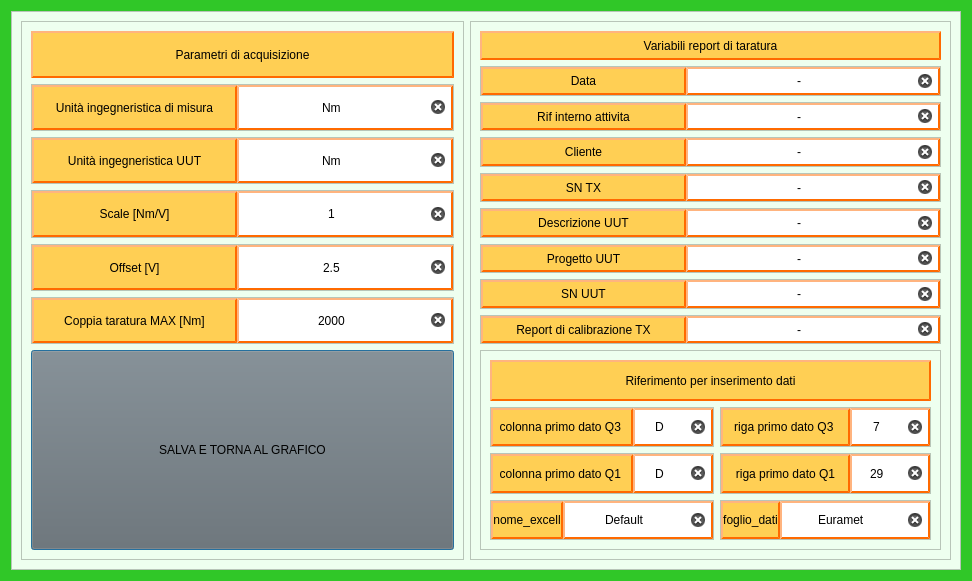
Before: the Qt Designer form Qt Creator/Dialog_xlxs_euramet.ui in Mixer97/tesi_triennale, drawn with Qt 5.
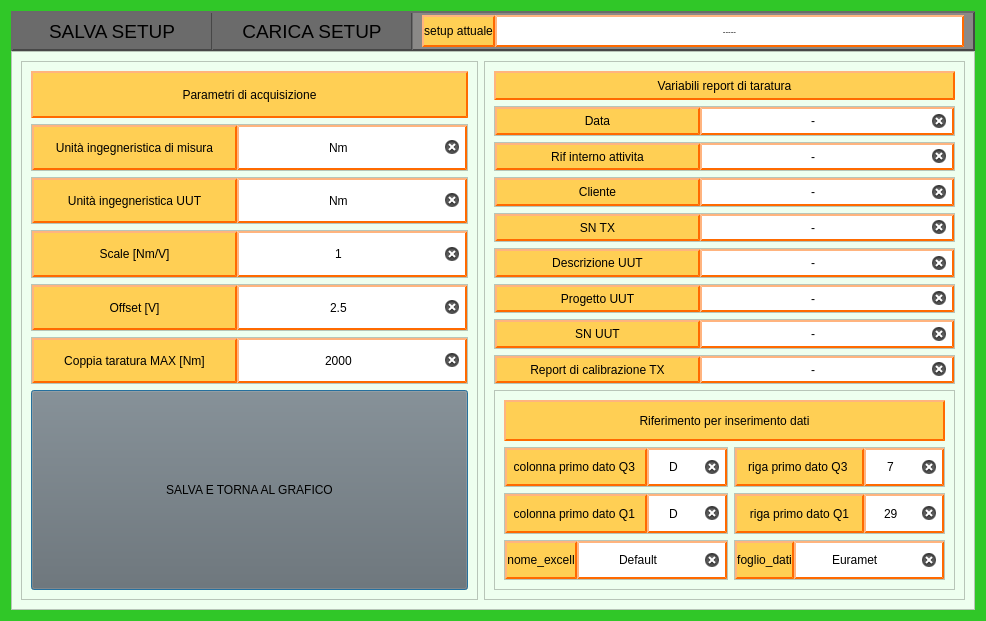
After: the same form once the commit is applied.

```diff
--- a/Qt Creator/Dialog_xlxs_euramet.ui
+++ b/Qt Creator/Dialog_xlxs_euramet.ui
@@ -6,8 +6,8 @@
    <rect>
     <x>0</x>
     <y>0</y>
-    <width>972</width>
-    <height>581</height>
+    <width>986</width>
+    <height>621</height>
    </rect>
   </property>
   <property name="windowTitle">
@@ -17,7 +17,10 @@
    <string notr="true">background-color: rgb(48, 199, 40);</string>
   </property>
   <layout class="QGridLayout" name="gridLayout">
-   <item row="0" column="1">
+   <property name="verticalSpacing">
+    <number>0</number>
+   </property>
+   <item row="1" column="1">
     <widget class="QFrame" name="frame">
      <property name="styleSheet">
       <string notr="true">background-color: rgb(238, 255, 239);</string>
@@ -29,492 +32,7 @@
       <enum>QFrame::Raised</enum>
      </property>
      <layout class="QGridLayout" name="gridLayout_2">
-      <item row="0" column="0">
-       <widget class="QFrame" name="frame_2">
-        <property name="frameShape">
-         <enum>QFrame::StyledPanel</enum>
-        </property>
-        <property name="frameShadow">
-         <enum>QFrame::Raised</enum>
-        </property>
-        <layout class="QVBoxLayout" name="verticalLayout">
-         <item>
-          <widget class="QLabel" name="label">
-           <property name="styleSheet">
-            <string notr="true">QLabel{
-	background-color:rgb(255, 207, 84); 
-	border-style: outset;
-    border-width: 2px;
-    border-color: rgb(255, 106, 0);
-	border-radius: 0px;
-	color: rgb(0,0,0);
-}
-</string>
-           </property>
-           <property name="text">
-            <string>Parametri di acquisizione</string>
-           </property>
-           <property name="alignment">
-            <set>Qt::AlignCenter</set>
-           </property>
-          </widget>
-         </item>
-         <item>
-          <widget class="QFrame" name="frame_4">
-           <property name="frameShape">
-            <enum>QFrame::StyledPanel</enum>
-           </property>
-           <property name="frameShadow">
-            <enum>QFrame::Raised</enum>
-           </property>
-           <layout class="QHBoxLayout" name="horizontalLayout_2">
-            <property name="spacing">
-             <number>0</number>
-            </property>
-            <property name="leftMargin">
-             <number>0</number>
-            </property>
-            <property name="topMargin">
-             <number>0</number>
-            </property>
-            <property name="rightMargin">
-             <number>0</number>
-            </property>
-            <property name="bottomMargin">
-             <number>0</number>
-            </property>
-            <item>
-             <widget class="QLabel" name="label_unita_ingegneristica_di_misura">
-              <property name="minimumSize">
-               <size>
-                <width>205</width>
-                <height>0</height>
-               </size>
-              </property>
-              <property name="styleSheet">
-               <string notr="true">QLabel{
-	background-color:rgb(255, 207, 84); 
-	border-style: outset;
-    border-width: 2px;
-    border-color: rgb(255, 106, 0);
-	border-radius: 0px;
-	color: rgb(0,0,0);
-}
-</string>
-              </property>
-              <property name="text">
-               <string>Unità ingegneristica di misura</string>
-              </property>
-              <property name="alignment">
-               <set>Qt::AlignCenter</set>
-              </property>
-             </widget>
-            </item>
-            <item>
-             <widget class="QLineEdit" name="lineEdit_unita_ingegneristica_di_misura">
-              <property name="sizePolicy">
-               <sizepolicy hsizetype="Expanding" vsizetype="Preferred">
-                <horstretch>0</horstretch>
-                <verstretch>0</verstretch>
-               </sizepolicy>
-              </property>
-              <property name="styleSheet">
-               <string notr="true">QWidget{
-	background-color:rgb(255, 255, 255); 
-	border-style: outset;
-    border-width: 2px;
-    border-color: rgb(255, 106, 0);
-	border-radius: 0px;
-	color: rgb(0,0,0);
-}</string>
-              </property>
-              <property name="text">
-               <string>Nm</string>
-              </property>
-              <property name="alignment">
-               <set>Qt::AlignCenter</set>
-              </property>
-              <property name="clearButtonEnabled">
-               <bool>true</bool>
-              </property>
-             </widget>
-            </item>
-           </layout>
-          </widget>
-         </item>
-         <item>
-          <widget class="QFrame" name="frame_5">
-           <property name="frameShape">
-            <enum>QFrame::StyledPanel</enum>
-           </property>
-           <property name="frameShadow">
-            <enum>QFrame::Raised</enum>
-           </property>
-           <layout class="QHBoxLayout" name="horizontalLayout_3">
-            <property name="spacing">
-             <number>0</number>
-            </property>
-            <property name="leftMargin">
-             <number>0</number>
-            </property>
-            <property name="topMargin">
-             <number>0</number>
-            </property>
-            <property name="rightMargin">
-             <number>0</number>
-            </property>
-            <property name="bottomMargin">
-             <number>0</number>
-            </property>
-            <item>
-             <widget class="QLabel" name="label_unita_ingegneristica_UUT">
-              <property name="minimumSize">
-               <size>
-                <width>205</width>
-                <height>0</height>
-               </size>
-              </property>
-              <property name="styleSheet">
-               <string notr="true">QLabel{
-	background-color:rgb(255, 207, 84); 
-	border-style: outset;
-    border-width: 2px;
-    border-color: rgb(255, 106, 0);
-	border-radius: 0px;
-	color: rgb(0,0,0);
-}
-</string>
-              </property>
-              <property name="text">
-               <string>Unità ingegneristica UUT</string>
-              </property>
-              <property name="alignment">
-               <set>Qt::AlignCenter</set>
-              </property>
-             </widget>
-            </item>
-            <item>
-             <widget class="QLineEdit" name="lineEdit_unita_ingegneristica_UUT">
-              <property name="sizePolicy">
-               <sizepolicy hsizetype="Expanding" vsizetype="Preferred">
-                <horstretch>0</horstretch>
-                <verstretch>0</verstretch>
-               </sizepolicy>
-              </property>
-              <property name="styleSheet">
-               <string notr="true">QWidget{
-	background-color:rgb(255, 255, 255); 
-	border-style: outset;
-    border-width: 2px;
-    border-color: rgb(255, 106, 0);
-	border-radius: 0px;
-	color: rgb(0,0,0);
-}</string>
-              </property>
-              <property name="text">
-               <string>Nm</string>
-              </property>
-              <property name="alignment">
-               <set>Qt::AlignCenter</set>
-              </property>
-              <property name="clearButtonEnabled">
-               <bool>true</bool>
-              </property>
-             </widget>
-            </item>
-           </layout>
-          </widget>
-         </item>
-         <item>
-          <widget class="QFrame" name="frame_6">
-           <property name="frameShape">
-            <enum>QFrame::StyledPanel</enum>
-           </property>
-           <property name="frameShadow">
-            <enum>QFrame::Raised</enum>
-           </property>
-           <layout class="QHBoxLayout" name="horizontalLayout_4">
-            <property name="spacing">
-             <number>0</number>
-            </property>
-            <property name="leftMargin">
-             <number>0</number>
-            </property>
-            <property name="topMargin">
-             <number>0</number>
-            </property>
-            <property name="rightMargin">
-             <number>0</number>
-            </property>
-            <property name="bottomMargin">
-             <number>0</number>
-            </property>
-            <item>
-             <widget class="QLabel" name="label_scale">
-              <property name="minimumSize">
-               <size>
-                <width>205</width>
-                <height>0</height>
-               </size>
-              </property>
-              <property name="styleSheet">
-               <string notr="true">QLabel{
-	background-color:rgb(255, 207, 84); 
-	border-style: outset;
-    border-width: 2px;
-    border-color: rgb(255, 106, 0);
-	border-radius: 0px;
-	color: rgb(0,0,0);
-}
-</string>
-              </property>
-              <property name="text">
-               <string>Scale [Nm/V]</string>
-              </property>
-              <property name="alignment">
-               <set>Qt::AlignCenter</set>
-              </property>
-             </widget>
-            </item>
-            <item>
-             <widget class="QLineEdit" name="lineEdit_scale">
-              <property name="sizePolicy">
-               <sizepolicy hsizetype="Expanding" vsizetype="Preferred">
-                <horstretch>0</horstretch>
-                <verstretch>0</verstretch>
-               </sizepolicy>
-              </property>
-              <property name="styleSheet">
-               <string notr="true">QWidget{
-	background-color:rgb(255, 255, 255); 
-	border-style: outset;
-    border-width: 2px;
-    border-color: rgb(255, 106, 0);
-	border-radius: 0px;
-	color: rgb(0,0,0);
-}</string>
-              </property>
-              <property name="text">
-               <string>1</string>
-              </property>
-              <property name="alignment">
-               <set>Qt::AlignCenter</set>
-              </property>
-              <property name="clearButtonEnabled">
-               <bool>true</bool>
-              </property>
-             </widget>
-            </item>
-           </layout>
-          </widget>
-         </item>
-         <item>
-          <widget class="QFrame" name="frame_7">
-           <property name="frameShape">
-            <enum>QFrame::StyledPanel</enum>
-           </property>
-           <property name="frameShadow">
-            <enum>QFrame::Raised</enum>
-           </property>
-           <layout class="QHBoxLayout" name="horizontalLayout_5">
-            <property name="spacing">
-             <number>0</number>
-            </property>
-            <property name="leftMargin">
-             <number>0</number>
-            </property>
-            <property name="topMargin">
-             <number>0</number>
-            </property>
-            <property name="rightMargin">
-             <number>0</number>
-            </property>
-            <property name="bottomMargin">
-             <number>0</number>
-            </property>
-            <item>
-             <widget class="QLabel" name="label_offset">
-              <property name="minimumSize">
-               <size>
-                <width>205</width>
-                <height>0</height>
-               </size>
-              </property>
-              <property name="styleSheet">
-               <string notr="true">QLabel{
-	background-color:rgb(255, 207, 84); 
-	border-style: outset;
-    border-width: 2px;
-    border-color: rgb(255, 106, 0);
-	border-radius: 0px;
-	color: rgb(0,0,0);
-}
-</string>
-              </property>
-              <property name="text">
-               <string>Offset [V]</string>
-              </property>
-              <property name="alignment">
-               <set>Qt::AlignCenter</set>
-              </property>
-             </widget>
-            </item>
-            <item>
-             <widget class="QLineEdit" name="lineEdit_offset">
-              <property name="sizePolicy">
-               <sizepolicy hsizetype="Expanding" vsizetype="Preferred">
-                <horstretch>0</horstretch>
-                <verstretch>0</verstretch>
-               </sizepolicy>
-              </property>
-              <property name="styleSheet">
-               <string notr="true">QWidget{
-	background-color:rgb(255, 255, 255); 
-	border-style: outset;
-    border-width: 2px;
-    border-color: rgb(255, 106, 0);
-	border-radius: 0px;
-	color: rgb(0,0,0);
-}</string>
-              </property>
-              <property name="text">
-               <string>2.5</string>
-              </property>
-              <property name="alignment">
-               <set>Qt::AlignCenter</set>
-              </property>
-              <property name="clearButtonEnabled">
-               <bool>true</bool>
-              </property>
-             </widget>
-            </item>
-           </layout>
-          </widget>
-         </item>
-         <item>
-          <widget class="QFrame" name="frame_8">
-           <property name="frameShape">
-            <enum>QFrame::StyledPanel</enum>
-           </property>
-           <property name="frameShadow">
-            <enum>QFrame::Raised</enum>
-           </property>
-           <layout class="QHBoxLayout" name="horizontalLayout_6">
-            <property name="spacing">
-             <number>0</number>
-            </property>
-            <property name="leftMargin">
-             <number>0</number>
-            </property>
-            <property name="topMargin">
-             <number>0</number>
-            </property>
-            <property name="rightMargin">
-             <number>0</number>
-            </property>
-            <property name="bottomMargin">
-             <number>0</number>
-            </property>
-            <item>
-             <widget class="QLabel" name="label_coppia_taratura_max">
-              <property name="minimumSize">
-               <size>
-                <width>205</width>
-                <height>0</height>
-               </size>
-              </property>
-              <property name="styleSheet">
-               <string notr="true">QLabel{
-	background-color:rgb(255, 207, 84); 
-	border-style: outset;
-    border-width: 2px;
-    border-color: rgb(255, 106, 0);
-	border-radius: 0px;
-	color: rgb(0,0,0);
-}
-</string>
-              </property>
-              <property name="text">
-               <string>Coppia taratura MAX [Nm]</string>
-              </property>
-              <property name="alignment">
-               <set>Qt::AlignCenter</set>
-              </property>
-             </widget>
-            </item>
-            <item>
-             <widget class="QLineEdit" name="lineEdit_coppia_taratura_max">
-              <property name="sizePolicy">
-               <sizepolicy hsizetype="Expanding" vsizetype="Preferred">
-                <horstretch>0</horstretch>
-                <verstretch>0</verstretch>
-               </sizepolicy>
-              </property>
-              <property name="styleSheet">
-               <string notr="true">QWidget{
-	background-color:rgb(255, 255, 255); 
-	border-style: outset;
-    border-width: 2px;
-    border-color: rgb(255, 106, 0);
-	border-radius: 0px;
-	color: rgb(0,0,0);
-}</string>
-              </property>
-              <property name="text">
-               <string>2000</string>
-              </property>
-              <property name="alignment">
-               <set>Qt::AlignCenter</set>
-              </property>
-              <property name="clearButtonEnabled">
-               <bool>true</bool>
-              </property>
-             </widget>
-            </item>
-           </layout>
-          </widget>
-         </item>
-         <item>
-          <widget class="QPushButton" name="pushButton_save_and_back">
-           <property name="sizePolicy">
-            <sizepolicy hsizetype="Minimum" vsizetype="Expanding">
-             <horstretch>0</horstretch>
-             <verstretch>0</verstretch>
-            </sizepolicy>
-           </property>
-           <property name="maximumSize">
-            <size>
-             <width>16777215</width>
-             <height>200</height>
-            </size>
-           </property>
-           <property name="cursor">
-            <cursorShape>PointingHandCursor</cursorShape>
-           </property>
-           <property name="styleSheet">
-            <string notr="true">QPushButton{
-	border-width: 1px;
-	background-color:rgb(107, 107, 107);
-	color: rgb(0, 0, 0);
-}
-
-QPushButton::pressed{
-	border-width: 1px;
-	background-color:rgb(56, 56, 56);
-	color: rgb(0, 0, 0);
-
-
-}</string>
-           </property>
-           <property name="text">
-            <string>SALVA E TORNA AL GRAFICO</string>
-           </property>
-          </widget>
-         </item>
-        </layout>
-       </widget>
-      </item>
-      <item row="0" column="1">
+      <item row="1" column="1">
        <widget class="QFrame" name="frame_3">
         <property name="frameShape">
          <enum>QFrame::StyledPanel</enum>
@@ -1824,6 +1342,711 @@
              </widget>
             </item>
            </layout>
+          </widget>
+         </item>
+        </layout>
+       </widget>
+      </item>
+      <item row="1" column="0">
+       <widget class="QFrame" name="frame_2">
+        <property name="frameShape">
+         <enum>QFrame::StyledPanel</enum>
+        </property>
+        <property name="frameShadow">
+         <enum>QFrame::Raised</enum>
+        </property>
+        <layout class="QVBoxLayout" name="verticalLayout">
+         <item>
+          <widget class="QLabel" name="label">
+           <property name="styleSheet">
+            <string notr="true">QLabel{
+	background-color:rgb(255, 207, 84); 
+	border-style: outset;
+    border-width: 2px;
+    border-color: rgb(255, 106, 0);
+	border-radius: 0px;
+	color: rgb(0,0,0);
+}
+</string>
+           </property>
+           <property name="text">
+            <string>Parametri di acquisizione</string>
+           </property>
+           <property name="alignment">
+            <set>Qt::AlignCenter</set>
+           </property>
+          </widget>
+         </item>
+         <item>
+          <widget class="QFrame" name="frame_4">
+           <property name="frameShape">
+            <enum>QFrame::StyledPanel</enum>
+           </property>
+           <property name="frameShadow">
+            <enum>QFrame::Raised</enum>
+           </property>
+           <layout class="QHBoxLayout" name="horizontalLayout_2">
+            <property name="spacing">
+             <number>0</number>
+            </property>
+            <property name="leftMargin">
+             <number>0</number>
+            </property>
+            <property name="topMargin">
+             <number>0</number>
+            </property>
+            <property name="rightMargin">
+             <number>0</number>
+            </property>
+            <property name="bottomMargin">
+             <number>0</number>
+            </property>
+            <item>
+             <widget class="QLabel" name="label_unita_ingegneristica_di_misura">
+              <property name="minimumSize">
+               <size>
+                <width>205</width>
+                <height>0</height>
+               </size>
+              </property>
+              <property name="styleSheet">
+               <string notr="true">QLabel{
+	background-color:rgb(255, 207, 84); 
+	border-style: outset;
+    border-width: 2px;
+    border-color: rgb(255, 106, 0);
+	border-radius: 0px;
+	color: rgb(0,0,0);
+}
+</string>
+              </property>
+              <property name="text">
+               <string>Unità ingegneristica di misura</string>
+              </property>
+              <property name="alignment">
+               <set>Qt::AlignCenter</set>
+              </property>
+             </widget>
+            </item>
+            <item>
+             <widget class="QLineEdit" name="lineEdit_unita_ingegneristica_di_misura">
+              <property name="sizePolicy">
+               <sizepolicy hsizetype="Expanding" vsizetype="Preferred">
+                <horstretch>0</horstretch>
+                <verstretch>0</verstretch>
+               </sizepolicy>
+              </property>
+              <property name="styleSheet">
+               <string notr="true">QWidget{
+	background-color:rgb(255, 255, 255); 
+	border-style: outset;
+    border-width: 2px;
+    border-color: rgb(255, 106, 0);
+	border-radius: 0px;
+	color: rgb(0,0,0);
+}</string>
+              </property>
+              <property name="text">
+               <string>Nm</string>
+              </property>
+              <property name="alignment">
+               <set>Qt::AlignCenter</set>
+              </property>
+              <property name="clearButtonEnabled">
+               <bool>true</bool>
+              </property>
+             </widget>
+            </item>
+           </layout>
+          </widget>
+         </item>
+         <item>
+          <widget class="QFrame" name="frame_5">
+           <property name="frameShape">
+            <enum>QFrame::StyledPanel</enum>
+           </property>
+           <property name="frameShadow">
+            <enum>QFrame::Raised</enum>
+           </property>
+           <layout class="QHBoxLayout" name="horizontalLayout_3">
+            <property name="spacing">
+             <number>0</number>
+            </property>
+            <property name="leftMargin">
+             <number>0</number>
+            </property>
+            <property name="topMargin">
+             <number>0</number>
+            </property>
+            <property name="rightMargin">
+             <number>0</number>
+            </property>
+            <property name="bottomMargin">
+             <number>0</number>
+            </property>
+            <item>
+             <widget class="QLabel" name="label_unita_ingegneristica_UUT">
+              <property name="minimumSize">
+               <size>
+                <width>205</width>
+                <height>0</height>
+               </size>
+              </property>
+              <property name="styleSheet">
+               <string notr="true">QLabel{
+	background-color:rgb(255, 207, 84); 
+	border-style: outset;
+    border-width: 2px;
+    border-color: rgb(255, 106, 0);
+	border-radius: 0px;
+	color: rgb(0,0,0);
+}
+</string>
+              </property>
+              <property name="text">
+               <string>Unità ingegneristica UUT</string>
+              </property>
+              <property name="alignment">
+               <set>Qt::AlignCenter</set>
+              </property>
+             </widget>
+            </item>
+            <item>
+             <widget class="QLineEdit" name="lineEdit_unita_ingegneristica_UUT">
+              <property name="sizePolicy">
+               <sizepolicy hsizetype="Expanding" vsizetype="Preferred">
+                <horstretch>0</horstretch>
+                <verstretch>0</verstretch>
+               </sizepolicy>
+              </property>
+              <property name="styleSheet">
+               <string notr="true">QWidget{
+	background-color:rgb(255, 255, 255); 
+	border-style: outset;
+    border-width: 2px;
+    border-color: rgb(255, 106, 0);
+	border-radius: 0px;
+	color: rgb(0,0,0);
+}</string>
+              </property>
+              <property name="text">
+               <string>Nm</string>
+              </property>
+              <property name="alignment">
+               <set>Qt::AlignCenter</set>
+              </property>
+              <property name="clearButtonEnabled">
+               <bool>true</bool>
+              </property>
+             </widget>
+            </item>
+           </layout>
+          </widget>
+         </item>
+         <item>
+          <widget class="QFrame" name="frame_6">
+           <property name="frameShape">
+            <enum>QFrame::StyledPanel</enum>
+           </property>
+           <property name="frameShadow">
+            <enum>QFrame::Raised</enum>
+           </property>
+           <layout class="QHBoxLayout" name="horizontalLayout_4">
+            <property name="spacing">
+             <number>0</number>
+            </property>
+            <property name="leftMargin">
+             <number>0</number>
+            </property>
+            <property name="topMargin">
+             <number>0</number>
+            </property>
+            <property name="rightMargin">
+             <number>0</number>
+            </property>
+            <property name="bottomMargin">
+             <number>0</number>
+            </property>
+            <item>
+             <widget class="QLabel" name="label_scale">
+              <property name="minimumSize">
+               <size>
+                <width>205</width>
+                <height>0</height>
+               </size>
+              </property>
+              <property name="styleSheet">
+               <string notr="true">QLabel{
+	background-color:rgb(255, 207, 84); 
+	border-style: outset;
+    border-width: 2px;
+    border-color: rgb(255, 106, 0);
+	border-radius: 0px;
+	color: rgb(0,0,0);
+}
+</string>
+              </property>
+              <property name="text">
+               <string>Scale [Nm/V]</string>
+              </property>
+              <property name="alignment">
+               <set>Qt::AlignCenter</set>
+              </property>
+             </widget>
+            </item>
+            <item>
+             <widget class="QLineEdit" name="lineEdit_scale">
+              <property name="sizePolicy">
+               <sizepolicy hsizetype="Expanding" vsizetype="Preferred">
+                <horstretch>0</horstretch>
+                <verstretch>0</verstretch>
+               </sizepolicy>
+              </property>
+              <property name="styleSheet">
+               <string notr="true">QWidget{
+	background-color:rgb(255, 255, 255); 
+	border-style: outset;
+    border-width: 2px;
+    border-color: rgb(255, 106, 0);
+	border-radius: 0px;
+	color: rgb(0,0,0);
+}</string>
+              </property>
+              <property name="text">
+               <string>1</string>
+              </property>
+              <property name="alignment">
+               <set>Qt::AlignCenter</set>
+              </property>
+              <property name="clearButtonEnabled">
+               <bool>true</bool>
+              </property>
+             </widget>
+            </item>
+           </layout>
+          </widget>
+         </item>
+         <item>
+          <widget class="QFrame" name="frame_7">
+           <property name="frameShape">
+            <enum>QFrame::StyledPanel</enum>
+           </property>
+           <property name="frameShadow">
+            <enum>QFrame::Raised</enum>
+           </property>
+           <layout class="QHBoxLayout" name="horizontalLayout_5">
+            <property name="spacing">
+             <number>0</number>
+            </property>
+            <property name="leftMargin">
+             <number>0</number>
+            </property>
+            <property name="topMargin">
+             <number>0</number>
+            </property>
+            <property name="rightMargin">
+             <number>0</number>
+            </property>
+            <property name="bottomMargin">
+             <number>0</number>
+            </property>
+            <item>
+             <widget class="QLabel" name="label_offset">
+              <property name="minimumSize">
+               <size>
+                <width>205</width>
+                <height>0</height>
+               </size>
+              </property>
+              <property name="styleSheet">
+               <string notr="true">QLabel{
+	background-color:rgb(255, 207, 84); 
+	border-style: outset;
+    border-width: 2px;
+    border-color: rgb(255, 106, 0);
+	border-radius: 0px;
+	color: rgb(0,0,0);
+}
+</string>
+              </property>
+              <property name="text">
+               <string>Offset [V]</string>
+              </property>
+              <property name="alignment">
+               <set>Qt::AlignCenter</set>
+              </property>
+             </widget>
+            </item>
+            <item>
+             <widget class="QLineEdit" name="lineEdit_offset">
+              <property name="sizePolicy">
+               <sizepolicy hsizetype="Expanding" vsizetype="Preferred">
+                <horstretch>0</horstretch>
+                <verstretch>0</verstretch>
+               </sizepolicy>
+              </property>
+              <property name="styleSheet">
+               <string notr="true">QWidget{
+	background-color:rgb(255, 255, 255); 
+	border-style: outset;
+    border-width: 2px;
+    border-color: rgb(255, 106, 0);
+	border-radius: 0px;
+	color: rgb(0,0,0);
+}</string>
+              </property>
+              <property name="text">
+               <string>2.5</string>
+              </property>
+              <property name="alignment">
+               <set>Qt::AlignCenter</set>
+              </property>
+              <property name="clearButtonEnabled">
+               <bool>true</bool>
+              </property>
+             </widget>
+            </item>
+           </layout>
+          </widget>
+         </item>
+         <item>
+          <widget class="QFrame" name="frame_8">
+           <property name="frameShape">
+            <enum>QFrame::StyledPanel</enum>
+           </property>
+           <property name="frameShadow">
+            <enum>QFrame::Raised</enum>
+           </property>
+           <layout class="QHBoxLayout" name="horizontalLayout_6">
+            <property name="spacing">
+             <number>0</number>
+            </property>
+            <property name="leftMargin">
+             <number>0</number>
+            </property>
+            <property name="topMargin">
+             <number>0</number>
+            </property>
+            <property name="rightMargin">
+             <number>0</number>
+            </property>
+            <property name="bottomMargin">
+             <number>0</number>
+            </property>
+            <item>
+             <widget class="QLabel" name="label_coppia_taratura_max">
+              <property name="minimumSize">
+               <size>
+                <width>205</width>
+                <height>0</height>
+               </size>
+              </property>
+              <property name="styleSheet">
+               <string notr="true">QLabel{
+	background-color:rgb(255, 207, 84); 
+	border-style: outset;
+    border-width: 2px;
+    border-color: rgb(255, 106, 0);
+	border-radius: 0px;
+	color: rgb(0,0,0);
+}
+</string>
+              </property>
+              <property name="text">
+               <string>Coppia taratura MAX [Nm]</string>
+              </property>
+              <property name="alignment">
+               <set>Qt::AlignCenter</set>
+              </property>
+             </widget>
+            </item>
+            <item>
+             <widget class="QLineEdit" name="lineEdit_coppia_taratura_max">
+              <property name="sizePolicy">
+               <sizepolicy hsizetype="Expanding" vsizetype="Preferred">
+                <horstretch>0</horstretch>
+                <verstretch>0</verstretch>
+               </sizepolicy>
+              </property>
+              <property name="styleSheet">
+               <string notr="true">QWidget{
+	background-color:rgb(255, 255, 255); 
+	border-style: outset;
+    border-width: 2px;
+    border-color: rgb(255, 106, 0);
+	border-radius: 0px;
+	color: rgb(0,0,0);
+}</string>
+              </property>
+              <property name="text">
+               <string>2000</string>
+              </property>
+              <property name="alignment">
+               <set>Qt::AlignCenter</set>
+              </property>
+              <property name="clearButtonEnabled">
+               <bool>true</bool>
+              </property>
+             </widget>
+            </item>
+           </layout>
+          </widget>
+         </item>
+         <item>
+          <widget class="QPushButton" name="pushButton_save_and_back">
+           <property name="sizePolicy">
+            <sizepolicy hsizetype="Minimum" vsizetype="Expanding">
+             <horstretch>0</horstretch>
+             <verstretch>0</verstretch>
+            </sizepolicy>
+           </property>
+           <property name="maximumSize">
+            <size>
+             <width>16777215</width>
+             <height>200</height>
+            </size>
+           </property>
+           <property name="cursor">
+            <cursorShape>PointingHandCursor</cursorShape>
+           </property>
+           <property name="styleSheet">
+            <string notr="true">QPushButton{
+	border-width: 1px;
+	background-color:rgb(107, 107, 107);
+	color: rgb(0, 0, 0);
+}
+
+QPushButton::pressed{
+	border-width: 1px;
+	background-color:rgb(56, 56, 56);
+	color: rgb(0, 0, 0);
+
+
+}</string>
+           </property>
+           <property name="text">
+            <string>SALVA E TORNA AL GRAFICO</string>
+           </property>
+          </widget>
+         </item>
+        </layout>
+       </widget>
+      </item>
+     </layout>
+    </widget>
+   </item>
+   <item row="0" column="1">
+    <widget class="QFrame" name="frame_navigation">
+     <property name="minimumSize">
+      <size>
+       <width>0</width>
+       <height>40</height>
+      </size>
+     </property>
+     <property name="maximumSize">
+      <size>
+       <width>16777215</width>
+       <height>40</height>
+      </size>
+     </property>
+     <property name="styleSheet">
+      <string notr="true">QWidget {
+	background-color:rgb(138, 137, 135); 
+	border-style: outset;
+    border-width: 1px;
+    border-color: rgb(71, 71, 71);
+}
+</string>
+     </property>
+     <property name="frameShape">
+      <enum>QFrame::StyledPanel</enum>
+     </property>
+     <property name="frameShadow">
+      <enum>QFrame::Raised</enum>
+     </property>
+     <layout class="QHBoxLayout" name="horizontalLayout_21">
+      <property name="spacing">
+       <number>0</number>
+      </property>
+      <property name="leftMargin">
+       <number>0</number>
+      </property>
+      <property name="topMargin">
+       <number>0</number>
+      </property>
+      <property name="rightMargin">
+       <number>0</number>
+      </property>
+      <property name="bottomMargin">
+       <number>0</number>
+      </property>
+      <item>
+       <widget class="QPushButton" name="pushButton_save_euramet_setup">
+        <property name="sizePolicy">
+         <sizepolicy hsizetype="Minimum" vsizetype="Preferred">
+          <horstretch>0</horstretch>
+          <verstretch>0</verstretch>
+         </sizepolicy>
+        </property>
+        <property name="maximumSize">
+         <size>
+          <width>200</width>
+          <height>16777215</height>
+         </size>
+        </property>
+        <property name="font">
+         <font>
+          <pointsize>14</pointsize>
+          <italic>false</italic>
+          <bold>false</bold>
+          <strikeout>false</strikeout>
+         </font>
+        </property>
+        <property name="cursor">
+         <cursorShape>PointingHandCursor</cursorShape>
+        </property>
+        <property name="styleSheet">
+         <string notr="true">QPushButton{
+	border-width: 1px;
+	background-color:rgb(107, 107, 107);
+	color: rgb(0, 0, 0);
+}
+
+QPushButton::pressed{
+	border-width: 1px;
+	background-color:rgb(56, 56, 56);
+	color: rgb(0, 0, 0);
+
+
+}</string>
+        </property>
+        <property name="text">
+         <string>SALVA SETUP</string>
+        </property>
+       </widget>
+      </item>
+      <item>
+       <widget class="QPushButton" name="pushButton_load_euramet_setup">
+        <property name="sizePolicy">
+         <sizepolicy hsizetype="Minimum" vsizetype="Preferred">
+          <horstretch>0</horstretch>
+          <verstretch>0</verstretch>
+         </sizepolicy>
+        </property>
+        <property name="maximumSize">
+         <size>
+          <width>200</width>
+          <height>16777215</height>
+         </size>
+        </property>
+        <property name="font">
+         <font>
+          <pointsize>14</pointsize>
+          <italic>false</italic>
+          <bold>false</bold>
+          <strikeout>false</strikeout>
+         </font>
+        </property>
+        <property name="cursor">
+         <cursorShape>PointingHandCursor</cursorShape>
+        </property>
+        <property name="styleSheet">
+         <string notr="true">QPushButton{
+	border-width: 1px;
+	background-color:rgb(107, 107, 107);
+	color: rgb(0, 0, 0);
+}
+
+QPushButton::pressed{
+	border-width: 1px;
+	background-color:rgb(56, 56, 56);
+	color: rgb(0, 0, 0);
+
+
+}</string>
+        </property>
+        <property name="text">
+         <string>CARICA SETUP</string>
+        </property>
+       </widget>
+      </item>
+      <item>
+       <widget class="QFrame" name="frame_24">
+        <property name="frameShape">
+         <enum>QFrame::StyledPanel</enum>
+        </property>
+        <property name="frameShadow">
+         <enum>QFrame::Raised</enum>
+        </property>
+        <layout class="QGridLayout" name="gridLayout_4">
+         <property name="topMargin">
+          <number>2</number>
+         </property>
+         <property name="bottomMargin">
+          <number>2</number>
+         </property>
+         <property name="horizontalSpacing">
+          <number>0</number>
+         </property>
+         <item row="0" column="0">
+          <widget class="QLabel" name="label_title_cella_start_Q3_4">
+           <property name="sizePolicy">
+            <sizepolicy hsizetype="Fixed" vsizetype="Preferred">
+             <horstretch>0</horstretch>
+             <verstretch>0</verstretch>
+            </sizepolicy>
+           </property>
+           <property name="minimumSize">
+            <size>
+             <width>0</width>
+             <height>0</height>
+            </size>
+           </property>
+           <property name="styleSheet">
+            <string notr="true">QLabel{
+	background-color:rgb(255, 207, 84); 
+	border-style: outset;
+    border-width: 2px;
+    border-color: rgb(255, 106, 0);
+	border-radius: 0px;
+	color: rgb(0,0,0);
+}
+</string>
+           </property>
+           <property name="text">
+            <string>setup attuale</string>
+           </property>
+           <property name="alignment">
+            <set>Qt::AlignCenter</set>
+           </property>
+           <property name="margin">
+            <number>2</number>
+           </property>
+          </widget>
+         </item>
+         <item row="0" column="1">
+          <widget class="QLabel" name="label_euramet_attuale">
+           <property name="font">
+            <font>
+             <pointsize>6</pointsize>
+            </font>
+           </property>
+           <property name="styleSheet">
+            <string notr="true">QWidget{
+	background-color:rgb(255, 255, 255); 
+	border-style: outset;
+    border-width: 2px;
+    border-color: rgb(255, 106, 0);
+	border-radius: 0px;
+	color: rgb(0,0,0);
+}</string>
+           </property>
+           <property name="text">
+            <string>-----</string>
+           </property>
+           <property name="alignment">
+            <set>Qt::AlignCenter</set>
+           </property>
           </widget>
          </item>
         </layout>
```
